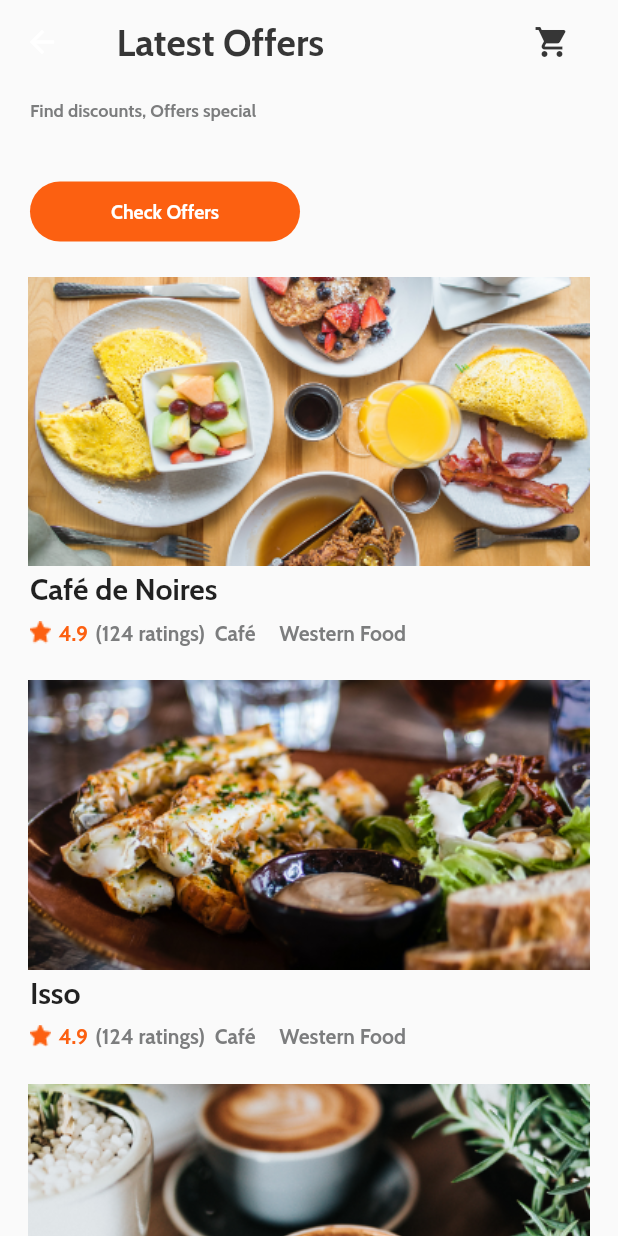
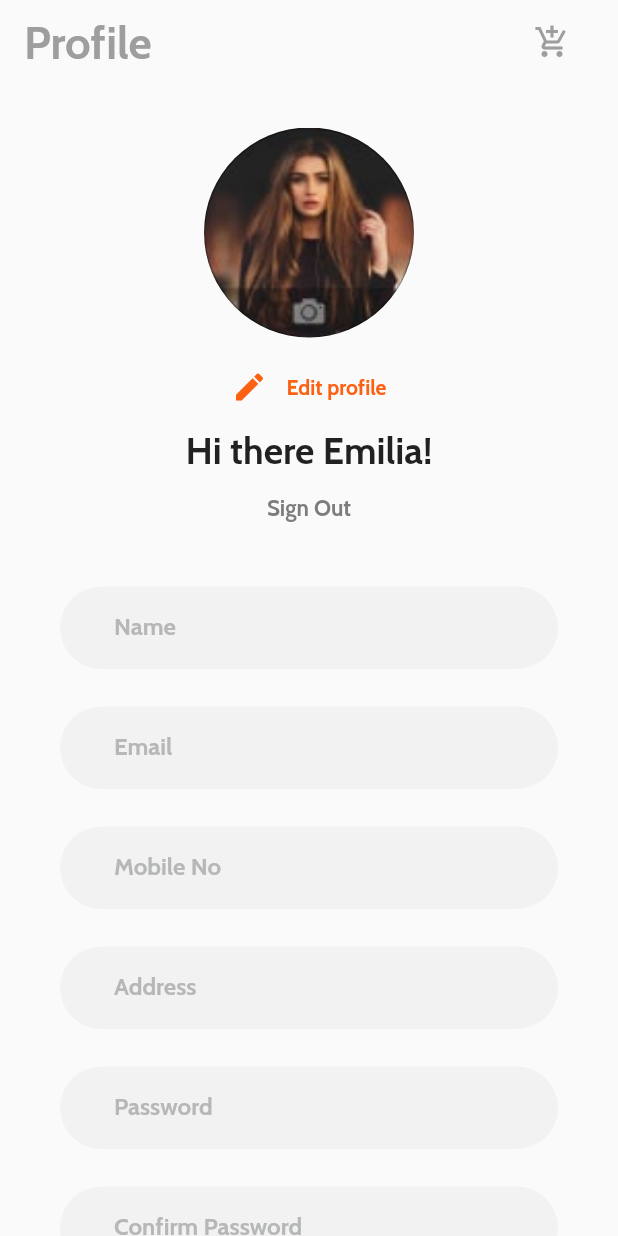
Before and after one commit to Luisfosp00/AppMonkeyE7, a Flutter app: the screen it shows after launch, on a phone screen of 412 x 824 dp. Run offline on Flutter 3.47's test engine with Material 2 defaults, Android fonts, the light colour scheme and no system bars.

Commit message:
Envio_5_LuisFer

```diff
--- a/lib/main.dart
+++ b/lib/main.dart
@@ -5,7 +5,7 @@ void main() {
   runApp(MaterialApp(
       debugShowCheckedModeBanner: false,
       title: 'Monkey Delivery',
-      initialRoute: '/latest',
+      initialRoute: '/profile',
       routes: routes,
       theme: ThemeData(
           primaryColor: const Color.fromRGBO(252, 96, 17, 1.0),
--- /dev/null
+++ b/lib/src/pages/profile_page.dart
@@ -0,0 +1,266 @@
+import 'package:flutter/cupertino.dart';
+import 'package:flutter/material.dart';
+//import 'package:flutter/rendering.dart';
+
+class ProfilePage extends StatelessWidget{
+  const ProfilePage({Key? key}): super(key: key);
+
+  @override
+  Widget build(BuildContext context) {
+    final double _height = MediaQuery.of(context).size.height;
+    return Scaffold(
+      appBar: AppBar(
+        automaticallyImplyLeading: false,
+        shadowColor: Colors.transparent,
+        title: const Text('Profile',
+        style: TextStyle(color: Colors.grey,
+        fontSize: 30.0,
+        ),
+        ),
+        backgroundColor: Colors.transparent,
+        actions:<Widget>[
+          IconButton(
+            icon: const Icon(Icons.add_shopping_cart,
+            color: Colors.grey,
+            ),
+            onPressed: (){}),
+            const SizedBox(width: 20,)
+        ],
+
+      ),
+      body: SingleChildScrollView(
+        child: Stack(
+        children: <Widget> [
+          Column(
+            children: <Widget>[
+              SizedBox(
+                height: _height *1.0,
+                width: double.infinity,
+                child: ListView(
+                  children:<Widget>[ Column(
+                    children:<Widget>[ Column(
+                      children: <Widget>[
+                        Container(
+                        margin: const EdgeInsets.only(top:10.0),
+                        child:Column(
+                          mainAxisAlignment: MainAxisAlignment.center,
+                          children: <Widget>[
+                            /*Image.asset('lib/src/img/foto_profile.jpg'),
+                            const SizedBox(height: 20.0),*/
+                            // ignore: sized_box_for_whitespace
+                            Container(
+                              height: 300,
+                              child: Column(
+                                mainAxisAlignment: MainAxisAlignment.center,
+                                crossAxisAlignment: CrossAxisAlignment.center,
+                                children: <Widget>[
+                                  Container(
+                                    decoration: BoxDecoration(
+                                      border: Border.all(color: Colors.transparent),
+                                      borderRadius: BorderRadius.circular(42)
+                                    ),
+                                    child:ClipOval(
+                                      child: Image.asset(
+                                        'lib/src/img/foto_profile.jpg',
+                                        width: 140,
+                                        height: 140,
+                                        fit: BoxFit.cover,
+                                      ),
+                                    )
+                                  ),
+                                 const SizedBox(height: 20,),
+                          Row(
+                            mainAxisAlignment: MainAxisAlignment.center,
+                            children: const <Widget> [
+                              Icon(Icons.edit,
+                              color:  Color.fromRGBO(252, 96, 17, 1.0),
+                              ),
+                              Text('    Edit profile',
+                              style: TextStyle(color:  Color.fromRGBO(252, 96, 17, 1.0)),
+                              )
+                            ],
+                          ),
+                          const SizedBox(height: 15.0,),
+                          const Text('Hi there Emilia!',
+                          style: TextStyle(
+                            fontSize: 25.0,
+                            fontWeight: FontWeight.bold,
+                          ),
+                          ),
+                          const SizedBox(height: 15.0,),
+                          const Text('Sign Out',
+                          style: TextStyle(
+                            fontSize: 15.0,
+                            color: Color.fromRGBO(124, 125, 126, 1.0)
+                          ),
+                          ),
+                                ]
+                              ),
+                       ),
+                      const SizedBox(height: 25.0,),
+
+                      //const SizedBox(height: 25.0,),
+                      Container(
+                        width: double.infinity,
+                        height: 55.0,
+                        margin: const EdgeInsets.only(left: 40.0, right:40.0 ),
+                        decoration: BoxDecoration(
+                          borderRadius: BorderRadius.circular(30),
+                          color: const Color.fromRGBO(242, 242, 242, 1.0)
+                        ),
+                        child:TextFormField(
+                          obscureText: false,
+                            keyboardType: TextInputType.text,
+                            decoration: const InputDecoration(
+                              border: InputBorder.none,
+                                labelText: '          Name',
+                                labelStyle: TextStyle(
+                                  color:  Color.fromRGBO(182, 183, 183, 1.0)
+                                )
+                            ),
+                        ),
+                      ),
+                      const SizedBox(height: 25.0,),
+                      Container(
+                        width: double.infinity,
+                        height: 55.0,
+                        margin: const EdgeInsets.only(left: 40.0, right:40.0 ),
+                        decoration: BoxDecoration(
+                          borderRadius: BorderRadius.circular(30),
+                          color: const Color.fromRGBO(242, 242, 242, 1.0)
+                        ),
+                        child:TextFormField(
+                          obscureText: false,
+                            keyboardType: TextInputType.emailAddress,
+                            decoration: const InputDecoration(
+                              border: InputBorder.none,
+                                labelText: '          Email',
+                                labelStyle: TextStyle(
+                                  color:  Color.fromRGBO(182, 183, 183, 1.0)
+                                )
+                            ),
+                        ),
+                      ),
+                      const SizedBox(height: 25.0,),
+                      Container(
+                        width: double.infinity,
+                        height: 55.0,
+                        margin: const EdgeInsets.only(left: 40.0, right:40.0 ),
+                        decoration: BoxDecoration(
+                          borderRadius: BorderRadius.circular(30),
+                          color: const Color.fromRGBO(242, 242, 242, 1.0)
+                        ),
+                        child:TextFormField(
+                          obscureText: false,
+                            keyboardType: TextInputType.number,
+                            decoration: const InputDecoration(
+                              border: InputBorder.none,
+                                labelText: '          Mobile No',
+                                labelStyle: TextStyle(
+                                  color:  Color.fromRGBO(182, 183, 183, 1.0)
+                                )
+                            ),
+                        ),
+                      ),
+                      const SizedBox(height: 25.0,),
+                      Container(
+                        width: double.infinity,
+                        height: 55.0,
+                        margin: const EdgeInsets.only(left: 40.0, right:40.0 ),
+                        decoration: BoxDecoration(
+                          borderRadius: BorderRadius.circular(30),
+                          color: const Color.fromRGBO(242, 242, 242, 1.0)
+                        ),
+                        child:TextFormField(
+                          obscureText: false,
+                            keyboardType: TextInputType.text,
+                            decoration: const InputDecoration(
+                              border: InputBorder.none,
+                                labelText: '          Address',
+                                labelStyle: TextStyle(
+                                  color:  Color.fromRGBO(182, 183, 183, 1.0)
+                                )
+                            ),
+                        ),
+                      ),
+                      const SizedBox(height: 25.0,),
+                      Container(
+                        width: double.infinity,
+                        height: 55.0,
+                        margin: const EdgeInsets.only(left: 40.0, right:40.0 ),
+                        decoration: BoxDecoration(
+                          borderRadius: BorderRadius.circular(30),
+                          color: const Color.fromRGBO(242, 242, 242, 1.0)
+                        ),
+                        child:TextFormField(
+                          obscureText: true,
+                            keyboardType: TextInputType.text,
+                            decoration: const InputDecoration(
+                              border: InputBorder.none,
+                                labelText: '          Password',
+                                labelStyle: TextStyle(
+                                  color:  Color.fromRGBO(182, 183, 183, 1.0)
+                                )
+                            ),
+                        ),
+                      ),
+                      const SizedBox(height: 25.0,),
+                      Container(
+                        width: double.infinity,
+                        height: 55.0,
+                        margin: const EdgeInsets.only(left: 40.0, right:40.0 ),
+                        decoration: BoxDecoration(
+                          borderRadius: BorderRadius.circular(30),
+                          color: const Color.fromRGBO(242, 242, 242, 1.0)
+                        ),
+                        child:TextFormField(
+                          obscureText: true,
+                            keyboardType: TextInputType.text,
+                            decoration: const InputDecoration(
+                              border: InputBorder.none,
+                                labelText: '          Confirm Password',
+                                labelStyle: TextStyle(
+                                  color:  Color.fromRGBO(182, 183, 183, 1.0)
+                                )
+                            ),
+                        ),
+                      ),
+                      const SizedBox(height: 25.0,),
+                      Container(
+                        width: double.infinity,
+                        height: 55.0,
+                        margin: const EdgeInsets.only(left: 40.0, right:40.0 ),
+                        decoration: BoxDecoration(
+                          borderRadius: BorderRadius.circular(30),
+                          color: Theme.of(context).primaryColor
+                        ),
+                        child:const TextButton(
+                          onPressed: null,
+                          child: Text('Save',
+                            style: TextStyle(
+                               fontSize: 18,
+                                color: Colors.white,
+                                //fontWeight: FontWeight.bold
+                             ),
+                          ),
+                        ),
+                      ),
+                      const SizedBox(height: 25.0,),
+
+
+                      ],
+                     ),
+                    ),
+                      ],
+                      ),
+                    ]),
+                  ]),
+          ),
+        ],
+      ),
+        ],
+        ),
+      ),
+          );
+  }
+}
--- a/lib/src/routes/routes.dart
+++ b/lib/src/routes/routes.dart
@@ -5,6 +5,7 @@ import 'package:appmonkeyequipo7/src/pages/desserts.dart';
 import 'package:appmonkeyequipo7/src/pages/latestOffers_page.dart';
 import 'package:appmonkeyequipo7/src/pages/log_page.dart';
 import 'package:appmonkeyequipo7/src/pages/newpassword_page.dart';
+import 'package:appmonkeyequipo7/src/pages/profile_page.dart';
 import 'package:appmonkeyequipo7/src/pages/resetpassword_page.dart';
 import 'package:appmonkeyequipo7/src/pages/signup_page.dart';
 import 'package:appmonkeyequipo7/src/pages/verification_page.dart';
@@ -27,4 +28,5 @@ final routes=<String, WidgetBuilder>{
 
   '/desserts':(BuildContext context) => const Desserts(),
   '/latest':(BuildContext context) => const LatestOffersPage(),
+  '/profile':(BuildContext context) => const ProfilePage(),
 };
--- a/pubspec.yaml
+++ b/pubspec.yaml
@@ -79,6 +79,7 @@ flutter:
     - lib/src/img/Cafe_De_Noires.png
     - lib/src/img/Isso.png
     - lib/src/img/Cafe_Beans.png
+    - lib/src/img/foto_profile.jpg
 
 
 
```
